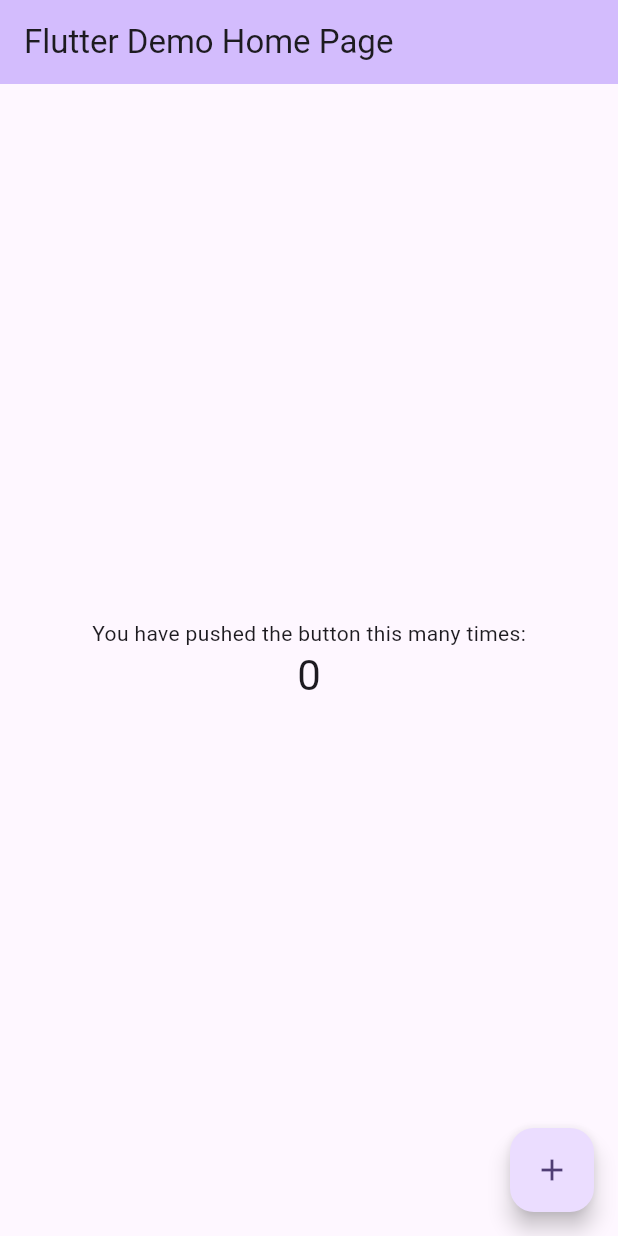
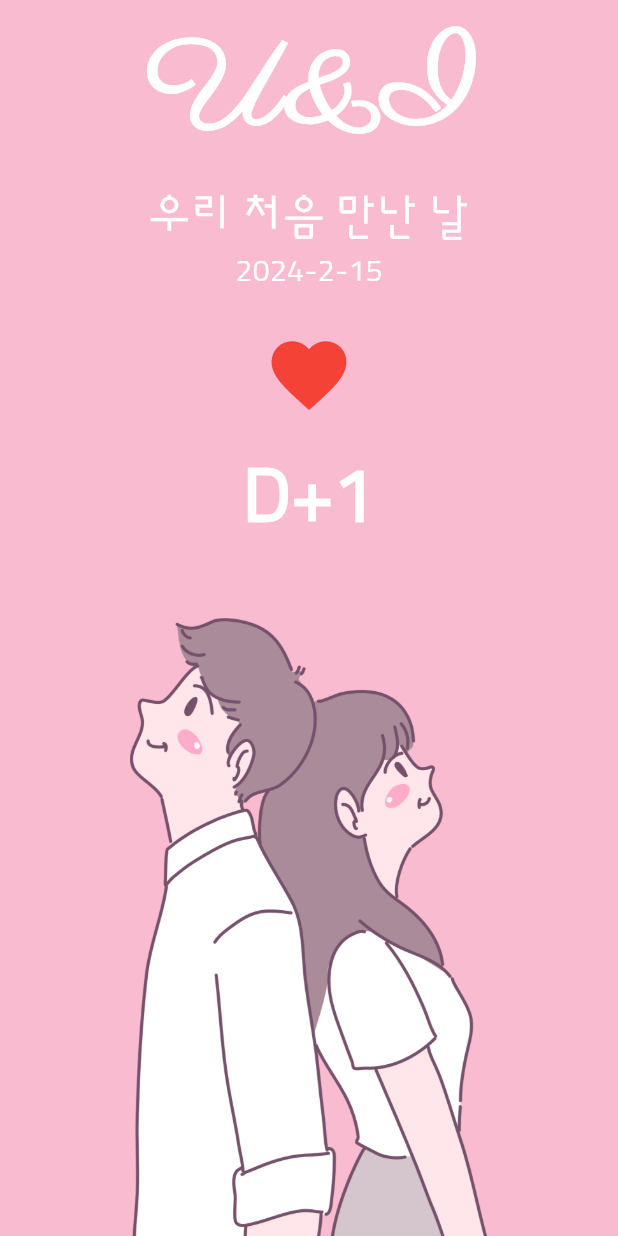
Before and after one commit to Hyome720/flutter_u_and_i, a Flutter app: the screen it shows after launch, on a phone screen of 412 x 824 dp. Run offline on Flutter 3.47's test engine with Material 3 defaults, Android fonts, the phone set to English and light mode, and no system bars.

Commit message:
:sparkles: CuptertinoDatePicker 적용 및 setState 사용

```diff
--- a/lib/main.dart
+++ b/lib/main.dart
@@ -1,125 +1,34 @@
+import 'package:u_and_i/screen/home_screen.dart';
 import 'package:flutter/material.dart';
 
 void main() {
-  runApp(const MyApp());
+  runApp(
+    MaterialApp(
+      theme: ThemeData(
+        fontFamily: 'sunflower',
+        textTheme: TextTheme(
+          headline1: TextStyle(
+            color: Colors.white,
+            fontSize: 80.0,
+            fontWeight: FontWeight.w700,
+            fontFamily: 'parisienne',
+          ),
+          headline2: TextStyle(
+            color: Colors.white,
+            fontSize: 50.0,
+            fontWeight: FontWeight.w700,
+          ),
+          bodyText1: TextStyle(
+            color: Colors.white,
+            fontSize: 30.0,
+          ),
+          bodyText2: TextStyle(
+            color: Colors.white,
+            fontSize: 20.0
+          ),
+        )
+      ),
+      home: HomeScreen(),
+    ),
+  );
 }
-
-class MyApp extends StatelessWidget {
-  const MyApp({super.key});
-
-  // This widget is the root of your application.
-  @override
-  Widget build(BuildContext context) {
-    return MaterialApp(
-      title: 'Flutter Demo',
-      theme: ThemeData(
-        // This is the theme of your application.
-        //
-        // TRY THIS: Try running your application with "flutter run". You'll see
-        // the application has a purple toolbar. Then, without quitting the app,
-        // try changing the seedColor in the colorScheme below to Colors.green
-        // and then invoke "hot reload" (save your changes or press the "hot
-        // reload" button in a Flutter-supported IDE, or press "r" if you used
-        // the command line to start the app).
-        //
-        // Notice that the counter didn't reset back to zero; the application
-        // state is not lost during the reload. To reset the state, use hot
-        // restart instead.
-        //
-        // This works for code too, not just values: Most code changes can be
-        // tested with just a hot reload.
-        colorScheme: ColorScheme.fromSeed(seedColor: Colors.deepPurple),
-        useMaterial3: true,
-      ),
-      home: const MyHomePage(title: 'Flutter Demo Home Page'),
-    );
-  }
-}
-
-class MyHomePage extends StatefulWidget {
-  const MyHomePage({super.key, required this.title});
-
-  // This widget is the home page of your application. It is stateful, meaning
-  // that it has a State object (defined below) that contains fields that affect
-  // how it looks.
-
-  // This class is the configuration for the state. It holds the values (in this
-  // case the title) provided by the parent (in this case the App widget) and
-  // used by the build method of the State. Fields in a Widget subclass are
-  // always marked "final".
-
-  final String title;
-
-  @override
-  State<MyHomePage> createState() => _MyHomePageState();
-}
-
-class _MyHomePageState extends State<MyHomePage> {
-  int _counter = 0;
-
-  void _incrementCounter() {
-    setState(() {
-      // This call to setState tells the Flutter framework that something has
-      // changed in this State, which causes it to rerun the build method below
-      // so that the display can reflect the updated values. If we changed
-      // _counter without calling setState(), then the build method would not be
-      // called again, and so nothing would appear to happen.
-      _counter++;
-    });
-  }
-
-  @override
-  Widget build(BuildContext context) {
-    // This method is rerun every time setState is called, for instance as done
-    // by the _incrementCounter method above.
-    //
-    // The Flutter framework has been optimized to make rerunning build methods
-    // fast, so that you can just rebuild anything that needs updating rather
-    // than having to individually change instances of widgets.
-    return Scaffold(
-      appBar: AppBar(
-        // TRY THIS: Try changing the color here to a specific color (to
-        // Colors.amber, perhaps?) and trigger a hot reload to see the AppBar
-        // change color while the other colors stay the same.
-        backgroundColor: Theme.of(context).colorScheme.inversePrimary,
-        // Here we take the value from the MyHomePage object that was created by
-        // the App.build method, and use it to set our appbar title.
-        title: Text(widget.title),
-      ),
-      body: Center(
-        // Center is a layout widget. It takes a single child and positions it
-        // in the middle of the parent.
-        child: Column(
-          // Column is also a layout widget. It takes a list of children and
-          // arranges them vertically. By default, it sizes itself to fit its
-          // children horizontally, and tries to be as tall as its parent.
-          //
-          // Column has various properties to control how it sizes itself and
-          // how it positions its children. Here we use mainAxisAlignment to
-          // center the children vertically; the main axis here is the vertical
-          // axis because Columns are vertical (the cross axis would be
-          // horizontal).
-          //
-          // TRY THIS: Invoke "debug painting" (choose the "Toggle Debug Paint"
-          // action in the IDE, or press "p" in the console), to see the
-          // wireframe for each widget.
-          mainAxisAlignment: MainAxisAlignment.center,
-          children: <Widget>[
-            const Text(
-              'You have pushed the button this many times:',
-            ),
-            Text(
-              '$_counter',
-              style: Theme.of(context).textTheme.headlineMedium,
-            ),
-          ],
-        ),
-      ),
-      floatingActionButton: FloatingActionButton(
-        onPressed: _incrementCounter,
-        tooltip: 'Increment',
-        child: const Icon(Icons.add),
-      ), // This trailing comma makes auto-formatting nicer for build methods.
-    );
-  }
-}
--- /dev/null
+++ b/lib/screen/home_screen.dart
@@ -0,0 +1,119 @@
+import 'package:flutter/material.dart';
+import 'package:flutter/cupertino.dart';
+
+class HomeScreen extends StatefulWidget {
+  const HomeScreen({Key? key}) : super(key: key);
+
+  @override
+  State<HomeScreen> createState() => _HomeScreenState();
+}
+
+class _HomeScreenState extends State<HomeScreen> {
+  DateTime firstDay = DateTime.now();
+
+  @override
+  Widget build(BuildContext context) {
+    return Scaffold(
+      backgroundColor: Colors.pink[100],
+      body: SafeArea(
+        top: true,
+        bottom: false,
+        child: Column(
+          mainAxisAlignment: MainAxisAlignment.spaceBetween,
+          crossAxisAlignment: CrossAxisAlignment.stretch,
+          children: [
+            _DDay(
+              onHeartPressed: onHeartPressed,
+              firstDay: firstDay,
+            ),
+            _CoupleImage(),
+          ],
+        ),
+      ),
+    );
+  }
+  void onHeartPressed() {
+    showCupertinoDialog(
+      context: context,
+      builder: (BuildContext context) {
+        return Align(
+          alignment: Alignment.bottomCenter,
+          child: Container(
+            color: Colors.white,
+            height: 300,
+            child: CupertinoDatePicker(
+              mode: CupertinoDatePickerMode.date,
+              onDateTimeChanged: (DateTime date) {
+                setState(() {
+                  firstDay = date;
+                });
+              },
+            ),
+          ),
+        );
+      },
+      barrierDismissible: true,
+    );
+  }
+}
+
+class _DDay extends StatelessWidget {
+  final GestureTapCallback onHeartPressed;
+  final DateTime firstDay;
+
+  _DDay({
+    required this.onHeartPressed,
+    required this.firstDay,
+  });
+
+  @override
+  Widget build(BuildContext context) {
+    final textTheme = Theme.of(context).textTheme;
+    final now = DateTime.now();
+
+    return Column(
+      children: [
+        const SizedBox(height: 16.0),
+        Text(
+          'U&I',
+          style: textTheme.headline1,
+        ),
+        const SizedBox(height: 16.0),
+        Text(
+          '우리 처음 만난 날',
+          style: textTheme.bodyText1,
+        ),
+        Text(
+          '${firstDay.year}-${firstDay.month}-${firstDay.day}',
+          style: textTheme.bodyText2,
+        ),
+        const SizedBox(height: 16.0),
+        IconButton(
+          iconSize: 60.0,
+          onPressed: onHeartPressed,
+          icon: Icon(
+            Icons.favorite,
+            color: Colors.red,
+          ),
+        ),
+        const SizedBox(height: 16.0),
+        Text(
+          'D+${DateTime(now.year, now.month, now.day).difference(firstDay).inDays + 1}',
+          style: textTheme.headline2,
+        ),
+      ],
+    );
+  }
+}
+
+class _CoupleImage extends StatelessWidget {
+  @override
+  Widget build(BuildContext context) {
+    return Center(
+      child: Image.asset(
+        'asset/img/middle_image.png',
+        height: MediaQuery.of(context).size.height / 2,
+      ),
+    );
+  }
+}
```
Also changed, not shown: pubspec.yaml (+16 -0 lines), asset/font/Parisienne-Regular.ttf (added), asset/font/Sunflower-Bold.ttf (added), asset/font/Sunflower-Light.ttf (added), asset/font/Sunflower-Medium.ttf (added), asset/img/middle_image.png (added).
